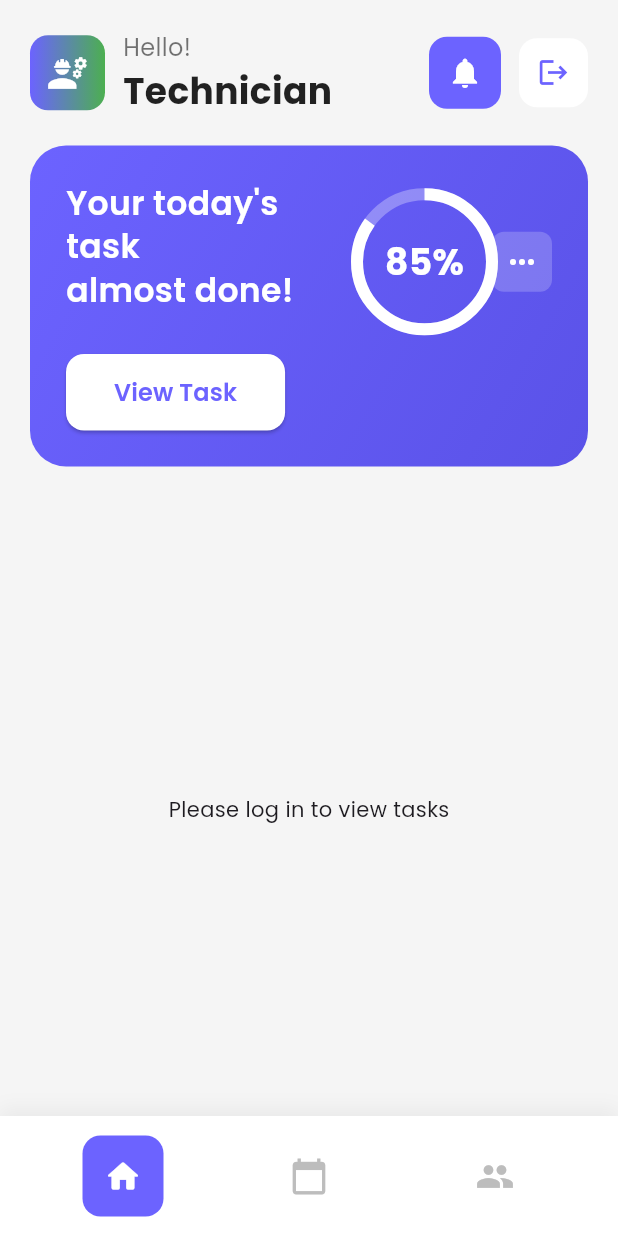
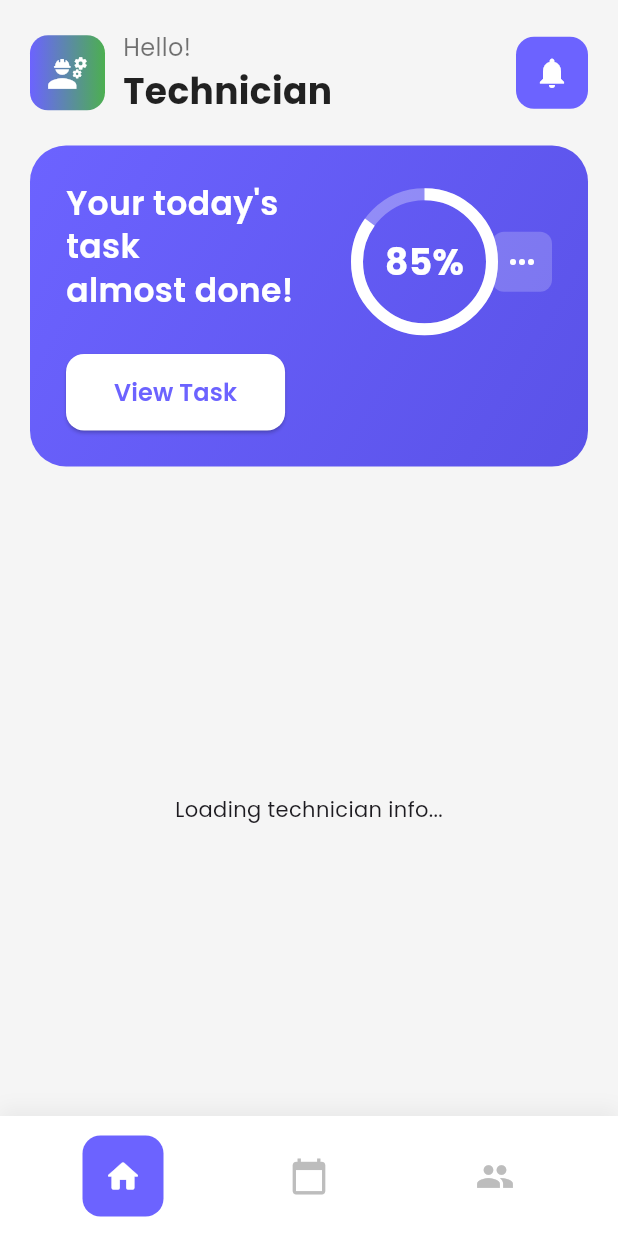
Before and after one commit to goh1217/SmartServe-KolejCare, a Flutter app: the screen it shows after launch, on a phone screen of 412 x 824 dp. Run offline on Flutter 3.47's test engine with Material 3 defaults, Android fonts, the phone set to English and light mode, and no system bars; our stand-ins replace cloud_firestore, firebase_auth, firebase_core, flutter_image_compress, google_fonts, image_picker; accounts and stored records are empty.

Commit message:
Update main.dart

```diff
--- a/lib/technician/main.dart
+++ b/lib/technician/main.dart
@@ -37,20 +37,50 @@ class _TechnicianDashboardState extends State<TechnicianDashboard> {
   int selectedTab = 0;
   int selectedNavIndex = 0;
   String? currentUserId;
+  String? technicianDocId; // The actual technician document ID
 
   @override
   void initState() {
     super.initState();
-    // Listen to auth changes to ensure we have the user ID and trigger a rebuild if it changes.
-    // This handles cases where the dashboard might be initialized before auth is fully ready or when logging in.
     currentUserId = FirebaseAuth.instance.currentUser?.uid;
+    _fetchTechnicianDocId();
+
     FirebaseAuth.instance.authStateChanges().listen((User? user) {
       if (mounted) {
         setState(() {
           currentUserId = user?.uid;
         });
+        if (user != null) {
+          _fetchTechnicianDocId();
+        }
       }
     });
+  }
+
+  // Fetch the technician's document ID from the technician collection
+  Future<void> _fetchTechnicianDocId() async {
+    try {
+      final email = FirebaseAuth.instance.currentUser?.email;
+      if (email == null) return;
+
+      final querySnapshot = await FirebaseFirestore.instance
+          .collection('technician')
+          .where('email', isEqualTo: email)
+          .limit(1)
+          .get();
+
+      if (querySnapshot.docs.isNotEmpty) {
+        final docId = querySnapshot.docs.first.id;
+        print('Technician Doc ID: $docId');
+        if (mounted) {
+          setState(() {
+            technicianDocId = docId;
+          });
+        }
+      }
+    } catch (e) {
+      print('Error fetching technician doc ID: $e');
+    }
   }
 
   @override
@@ -106,8 +136,6 @@ class _TechnicianDashboardState extends State<TechnicianDashboard> {
                     ],
                   ),
                   const Spacer(),
-                  Row(
-                    children: [
                   Container(
                     padding: const EdgeInsets.all(12),
                     decoration: BoxDecoration(
@@ -119,46 +147,6 @@ class _TechnicianDashboardState extends State<TechnicianDashboard> {
                       color: Colors.white,
                       size: 24,
                     ),
-                      ),
-                      const SizedBox(width: 12),
-                      // Logout button
-                      GestureDetector(
-                        onTap: () async {
-                          final should = await showDialog<bool>(
-                            context: context,
-                            builder: (context) => AlertDialog(
-                              title: const Text('Log out'),
-                              content: const Text('Are you sure you want to sign out?'),
-                              actions: [
-                                TextButton(
-                                  onPressed: () => Navigator.of(context).pop(false),
-                                  child: const Text('Cancel'),
-                                ),
-                                TextButton(
-                                  onPressed: () => Navigator.of(context).pop(true),
-                                  child: const Text('Log out'),
-                                ),
-                              ],
-                            ),
-                          );
-                          if (should == true) {
-                            await FirebaseAuth.instance.signOut();
-                          }
-                        },
-                        child: Container(
-                          padding: const EdgeInsets.all(12),
-                          decoration: BoxDecoration(
-                            color: Colors.white,
-                            borderRadius: BorderRadius.circular(12),
-                          ),
-                          child: const Icon(
-                            Icons.logout,
-                            color: Color(0xFF6C63FF),
-                            size: 22,
-                          ),
-                        ),
-                      ),
-                    ],
                   ),
                 ],
               ),
@@ -269,25 +257,28 @@ class _TechnicianDashboardState extends State<TechnicianDashboard> {
 
             // Tasks List Section
             Expanded(
-              child: currentUserId == null
-              ? const Center(child: Text("Please log in to view tasks"))
+              child: technicianDocId == null
+              ? const Center(child: Text("Loading technician info..."))
               : StreamBuilder<QuerySnapshot>(
                 stream: FirebaseFirestore.instance
                     .collection('complaint')
-                    .where('assignedTo', isEqualTo: '/collection/technician/$currentUserId')
+                    .where('assignedTo', isEqualTo: '/collection/technician/$technicianDocId')
                     .snapshots(),
                 builder: (context, snapshot) {
                   if (snapshot.connectionState == ConnectionState.waiting) {
                     return const Center(child: CircularProgressIndicator());
                   }
                   if (snapshot.hasError) {
+                    print('Query Error: ${snapshot.error}');
                     return Center(child: Text('Error: ${snapshot.error}'));
                   }
                   if (!snapshot.hasData || snapshot.data!.docs.isEmpty) {
+                    print('No tasks found for technician: $technicianDocId');
                     return const Center(child: Text('No tasks assigned to you.'));
                   }
 
                   final tasks = snapshot.data!.docs;
+                  print('Found ${tasks.length} tasks for technician: $technicianDocId');
 
                   return ListView.builder(
                     itemCount: tasks.length,
@@ -310,7 +301,7 @@ class _TechnicianDashboardState extends State<TechnicianDashboard> {
                         child: _buildTaskCard(
                           task['complaintID'] ?? tasks[index].id,
                           task['inventoryDamage'] ?? 'No title',
-                          task['roomEntryConsent'] == true ? 'Room Entry Allowed' : 'Wait for student', // Placeholder location logic
+                          task['roomEntryConsent'] == true ? 'Room Entry Allowed' : 'Wait for student',
                           dateStr,
                           Colors.pink.shade50,
                           Icons.inbox_rounded,
```
Lines whose indentation alone changed are shown as unchanged.
